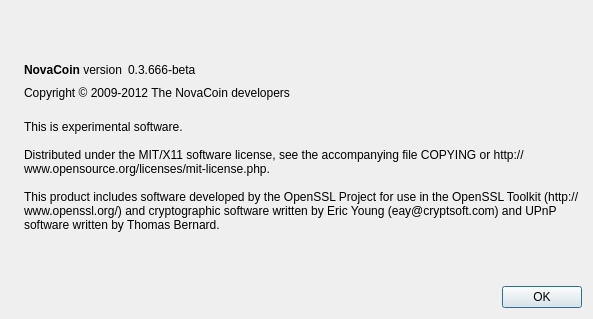
zombo/dotcoin-src, file src/qt/forms/aboutdialog.ui: the form before one commit.
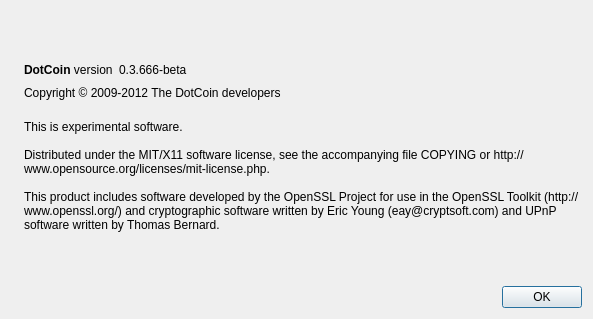
The form after the commit. Icons and pictures are not drawn.

Patch:
```diff
--- a/src/qt/forms/aboutdialog.ui
+++ b/src/qt/forms/aboutdialog.ui
@@ -50,7 +50,7 @@
           <cursorShape>IBeamCursor</cursorShape>
          </property>
          <property name="text">
-          <string>&lt;b&gt;NovaCoin&lt;/b&gt; version</string>
+          <string>&lt;b&gt;DotCoin&lt;/b&gt; version</string>
          </property>
          <property name="textInteractionFlags">
           <set>Qt::LinksAccessibleByMouse|Qt::TextSelectableByKeyboard|Qt::TextSelectableByMouse</set>
@@ -91,7 +91,7 @@
         <cursorShape>IBeamCursor</cursorShape>
        </property>
        <property name="text">
-        <string>Copyright © 2009-2012 The NovaCoin developers</string>
+        <string>Copyright © 2009-2012 The DotCoin developers</string>
        </property>
        <property name="textInteractionFlags">
         <set>Qt::LinksAccessibleByMouse|Qt::TextSelectableByKeyboard|Qt::TextSelectableByMouse</set>
```
Left out of the diff: 2 changed lines with no effect on the pictures.
